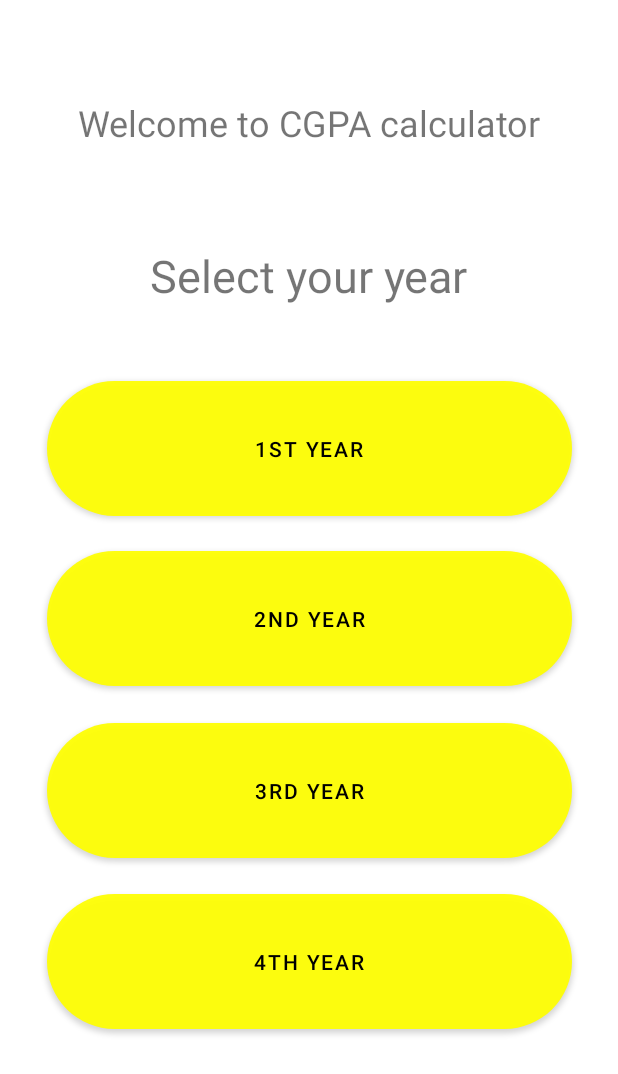
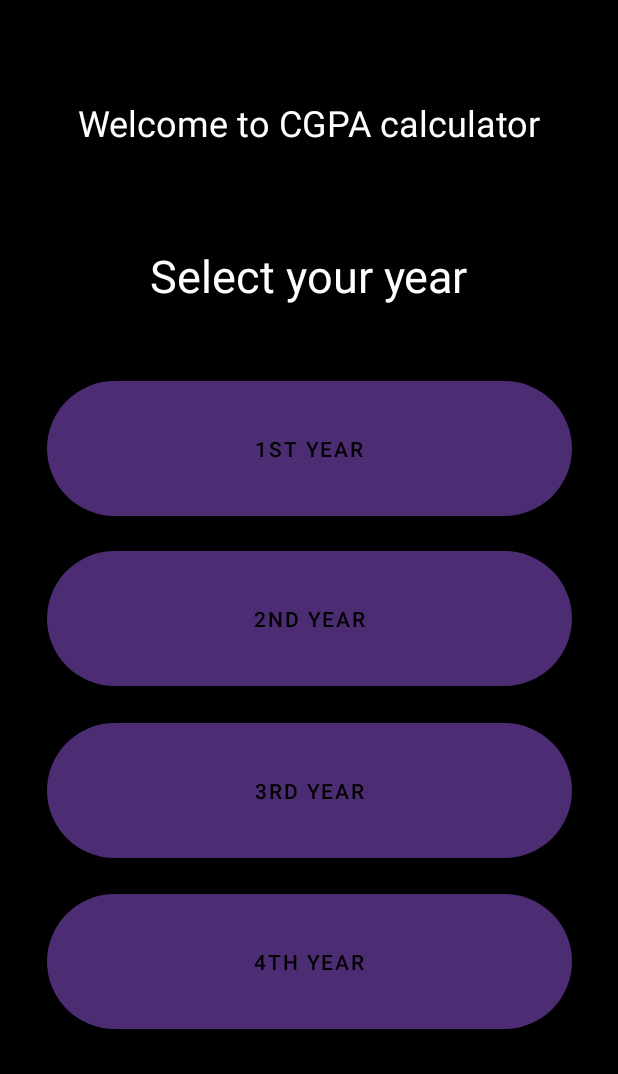
Before and after one commit to gauravponnappa/fantastic-SGPAcomputing-thingy, an Android app: the screen it shows after launch (MainActivity2), on a phone screen of 412 x 824 dp. Shown: the top 1074 px of the screen. Run offline under Robolectric (Android 15) with nearby library versions, the phone set to English and light mode, and no system bars.

Commit message:
SGPA app

```diff
--- a/app/src/main/res/values/colors.xml
+++ b/app/src/main/res/values/colors.xml
@@ -1,10 +1,10 @@
 <?xml version="1.0" encoding="utf-8"?>
 <resources>
     <color name="purple_200">#FFFF00</color> //buttons
-    <color name="purple_500">#FFFF00</color>
+    <color name="purple_500">#52307C</color>//whole theme
     <color name="purple_700">#FF000000</color>//status bar
-    <color name="teal_200">#FFFF00</color>
+    <color name="teal_200">#FFFF00</color>//cursor
     <color name="teal_700">#FFFF00</color>
-    <color name="black">#FF000000</color>
-    <color name="white">#FFFFFFFF</color>
+    <color name="black">#000000</color>
+    <color name="white">#FFFFFF</color>
 </resources>
--- a/app/src/main/res/values/themes.xml
+++ b/app/src/main/res/values/themes.xml
@@ -9,8 +9,12 @@
         <item name="colorSecondary">@color/teal_200</item>
         <item name="colorSecondaryVariant">@color/teal_700</item>
         <item name="colorOnSecondary">@color/black</item>
+        <item name="android:textColor">#ffffff</item>
+        <item name="android:editTextColor">#ffffff</item>
+        <item name="android:colorBackground">#000000</item>
         <!-- Status bar color. -->
         <item name="android:statusBarColor" tools:targetApi="l">?attr/colorPrimaryVariant</item>
         <!-- Customize your theme here. -->
     </style>
+
 </resources>
```
